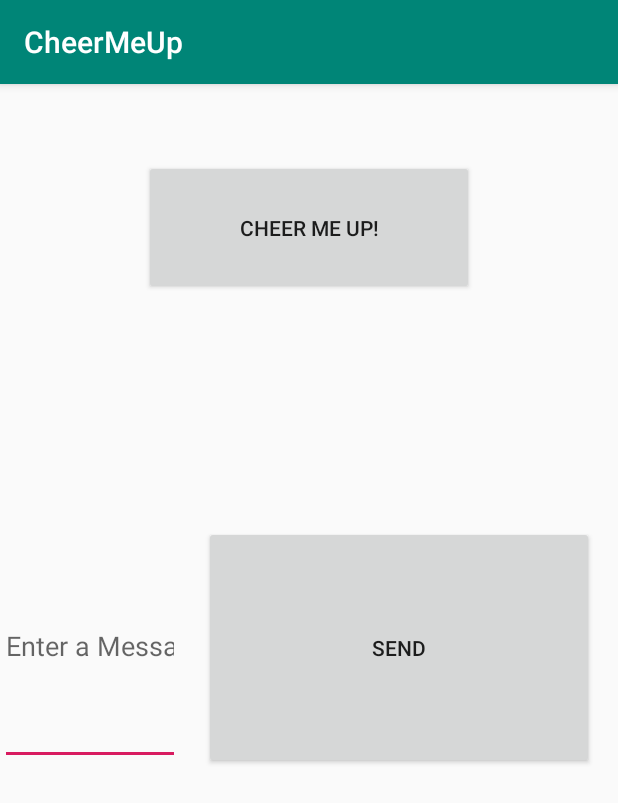
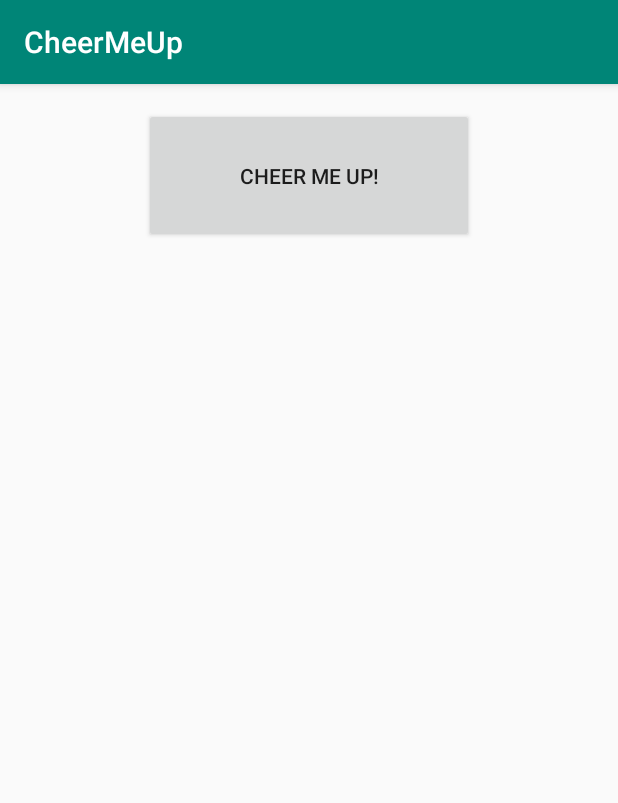
Before and after one commit to rbauwens/cheer-me-up, an Android app: the screen it shows after launch (MainActivity), on a phone screen of 412 x 824 dp. Shown: the top 803 px of the screen. Run offline under Robolectric (Android 15) with nearby library versions, the phone set to English and light mode, and no system bars.

Commit message:
Remove text box, send button and message display page

```diff
--- a/app/src/main/java/com/example/cheermeup/CheerMeUpActivity.java
+++ b/app/src/main/java/com/example/cheermeup/CheerMeUpActivity.java
@@ -22,8 +22,6 @@
         super.onCreate(savedInstanceState);
         setContentView(R.layout.activity_cheer_me_up);
 
-        // Capture the layout's TextView and set the string as it's text
-        TextView textView = findViewById(R.id.textView);
         this.lastResourceId = R.drawable.koala;
         addListenerOnButton();
     }
--- a/app/src/main/res/layout/activity_main.xml
+++ b/app/src/main/res/layout/activity_main.xml
@@ -6,43 +6,13 @@
     android:layout_height="match_parent"
     tools:context=".MainActivity">
 
-    <EditText
-        android:id="@+id/editText"
-        android:layout_width="0dp"
-        android:layout_height="158dp"
-        android:layout_marginTop="296dp"
-        android:ems="10"
-        android:hint="@string/edit_message"
-        android:inputType="textPersonName"
-        app:layout_constraintEnd_toStartOf="@+id/button"
-        app:layout_constraintHorizontal_bias="0.5"
-        app:layout_constraintStart_toStartOf="parent"
-        app:layout_constraintTop_toTopOf="parent" />
-
-    <Button
-        android:id="@+id/button"
-        android:layout_width="260dp"
-        android:layout_height="162dp"
-        android:layout_marginStart="16dp"
-        android:layout_marginLeft="16dp"
-        android:layout_marginEnd="16dp"
-        android:layout_marginRight="16dp"
-        android:onClick="sendMessage"
-        android:text="@string/button_send"
-        app:layout_constraintBaseline_toBaselineOf="@+id/editText"
-        app:layout_constraintEnd_toEndOf="parent"
-        app:layout_constraintHorizontal_bias="0.5"
-        app:layout_constraintStart_toEndOf="@+id/editText" />
-
     <Button
         android:id="@+id/CheerMeUpButton"
         android:layout_width="220dp"
         android:layout_height="90dp"
         android:layout_marginTop="16dp"
-        android:layout_marginBottom="121dp"
         android:onClick="cheerMeUp"
         android:text="@string/button_cheermeup"
-        app:layout_constraintBottom_toTopOf="@+id/editText"
         app:layout_constraintEnd_toEndOf="parent"
         app:layout_constraintStart_toStartOf="parent"
         app:layout_constraintTop_toTopOf="parent" />
```
Also changed, not shown: app/src/main/AndroidManifest.xml (+0 -9 lines), app/src/main/java/com/example/cheermeup/DisplayMessageActivity.java (deleted, +0 -27 lines), app/src/main/java/com/example/cheermeup/MainActivity.java (+0 -11 lines), app/src/main/res/layout/activity_display_message.xml (deleted, +0 -19 lines), 2 other files.
